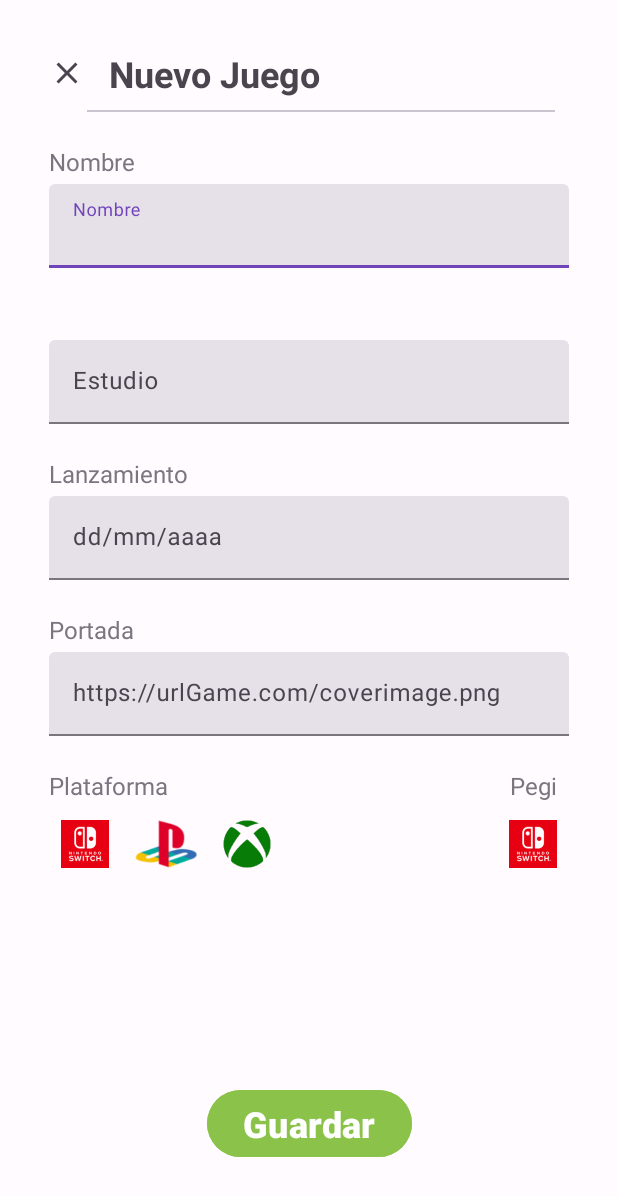
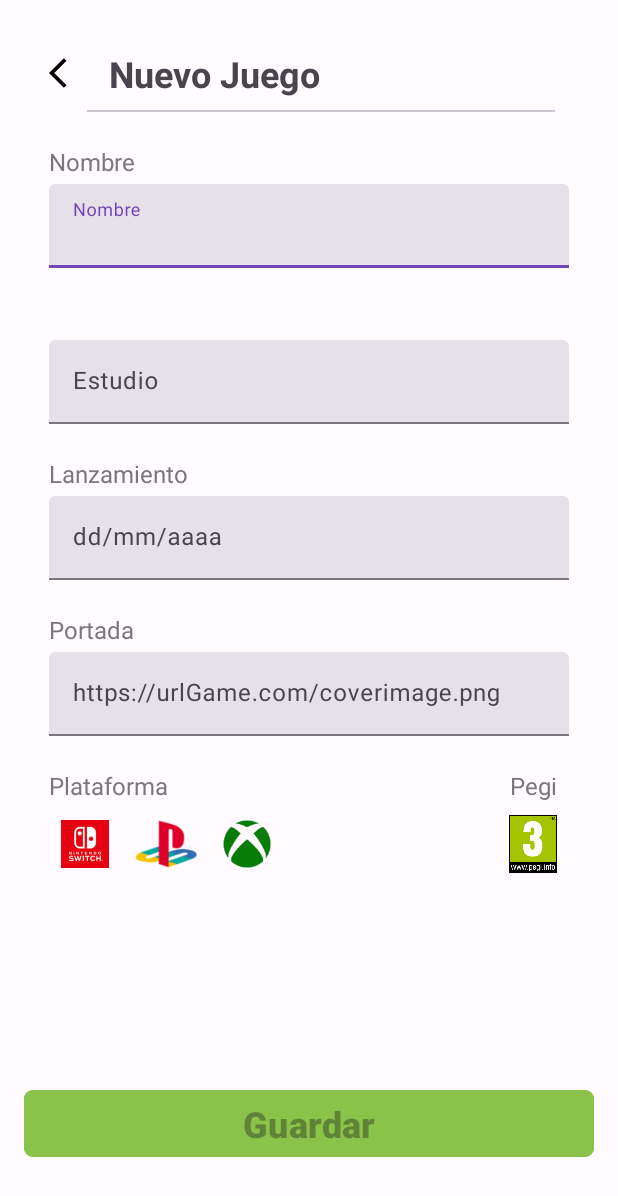
Before and after one commit to IvanCabrerizo/Practica04_Alten, an Android app: the fragment AddGameFragment shown on its own in the app's theme, on a phone screen of 412 x 824 dp. Shown: the top 1196 px of the screen. Run offline under Robolectric (Android 15) with nearby library versions, the phone set to English and light mode, and no system bars.

Commit message:
in progress

```diff
--- a/app/src/main/java/com/example/practica04/ui/fragment/AddGameFragment.kt
+++ b/app/src/main/java/com/example/practica04/ui/fragment/AddGameFragment.kt
@@ -5,15 +5,14 @@ import android.view.LayoutInflater
 import android.view.View
 import android.view.ViewGroup
 import androidx.fragment.app.Fragment
+import androidx.fragment.app.activityViewModels
 import com.example.practica04.databinding.FragmentAddGameBinding
+import com.example.practica04.ui.viewmodel.AddGameFragmentViewModel
 
 class AddGameFragment : Fragment() {
 
     private val addGameFragmentBinding by lazy { FragmentAddGameBinding.inflate(layoutInflater) }
-
-    override fun onCreate(savedInstanceState: Bundle?) {
-        super.onCreate(savedInstanceState)
-    }
+    private val addGameFragmentViewModel: AddGameFragmentViewModel by activityViewModels()
 
     override fun onCreateView(
         inflater: LayoutInflater, container: ViewGroup?,
@@ -21,4 +20,10 @@ class AddGameFragment : Fragment() {
     ): View {
         return addGameFragmentBinding.root
     }
+
+    override fun onViewCreated(view: View, savedInstanceState: Bundle?) {
+        super.onViewCreated(view, savedInstanceState)
+
+
+    }
 }
--- a/app/src/main/java/com/example/practica04/ui/fragment/GamesDeleteFragmentDialog.kt
+++ b/app/src/main/java/com/example/practica04/ui/fragment/GamesDeleteFragmentDialog.kt
@@ -7,7 +7,6 @@ import androidx.fragment.app.activityViewModels
 import com.example.practica04.R
 import com.example.practica04.databinding.CustomDeleteDialogBinding
 import com.example.practica04.ui.viewmodel.GamesFragmentViewModel
-import com.google.android.material.snackbar.Snackbar
 
 class GamesDeleteFragmentDialog : DialogFragment() {
 
@@ -16,13 +15,18 @@ class GamesDeleteFragmentDialog : DialogFragment() {
 
     override fun onCreateDialog(savedInstanceState: Bundle?): Dialog {
         val dialog = Dialog(requireContext(), R.style.FullScreenDialog)
+
         dialog.setContentView(customDeleteDialogBinding.root)
         dialog.setCancelable(true)
+
+        val gameName = gamesFragmentViewModel.getItemRecyclerSelected().value?.name
 
         with(customDeleteDialogBinding) {
             orderDialogBtnClose.setOnClickListener {
                 dismiss()
             }
+
+            deleteDialogLabelConfirmation.text = "¿Estas seguro de que quieres eliminar $gameName?"
 
             orderDialogBtnAccept.setOnClickListener {
                 gamesFragmentViewModel.deleteGame()
--- a/app/src/main/java/com/example/practica04/ui/fragment/GamesFilterFragmentDialog.kt
+++ b/app/src/main/java/com/example/practica04/ui/fragment/GamesFilterFragmentDialog.kt
@@ -71,7 +71,7 @@ class GamesFilterFragmentDialog : DialogFragment() {
                 gamesFragmentViewModel.filterGames(
                     gamesFragmentViewModel.selectFilter.value ?: CompatiblePlatform.ALL
                 )
-
+                dismiss()
             }
         }
         return dialog
--- /dev/null
+++ b/app/src/main/res/drawable/back_btn_icon.xml
@@ -0,0 +1,5 @@
+<vector android:autoMirrored="true" android:height="24dp"
+    android:tint="#000000" android:viewportHeight="24"
+    android:viewportWidth="24" android:width="24dp" xmlns:android="http://schemas.android.com/apk/res/android">
+    <path android:fillColor="@color/md_theme_dark_inverseOnSurface" android:pathData="M11.67,3.87L9.9,2.1 0,12l9.9,9.9 1.77,-1.77L3.54,12z"/>
+</vector>
--- a/app/src/main/res/layout/fragment_add_game.xml
+++ b/app/src/main/res/layout/fragment_add_game.xml
@@ -13,7 +13,7 @@
         android:layout_marginTop="@dimen/dp4"
         android:background="@null"
         android:contentDescription="@string/addGameFragmentBtnBack_content_description"
-        android:src="@drawable/close_icon"
+        android:src="@drawable/back_btn_icon"
         app:layout_constraintStart_toStartOf="@id/addGameFragmentGuideLineVerticalStart"
         app:layout_constraintTop_toTopOf="@id/addGameFragmentGuideLineHorizontalTop" />
 
@@ -157,7 +157,7 @@
         android:layout_height="@dimen/dp48"
         android:layout_marginTop="@dimen/dp48"
         android:background="@color/transparent"
-        android:contentDescription="TODO"
+        android:contentDescription="@string/addGameFragmentBtnNintendoDescription"
         android:padding="@dimen/dp8"
         android:scaleType="centerCrop"
         android:src="@drawable/nintendo_logo"
@@ -171,7 +171,7 @@
         android:layout_marginStart="@dimen/dp6"
         android:layout_marginTop="@dimen/dp48"
         android:background="@color/transparent"
-        android:contentDescription="TODO"
+        android:contentDescription="@string/addGameFragmentBtnPlayStationDescription"
         android:padding="@dimen/dp8"
         android:scaleType="centerCrop"
         android:src="@drawable/playstation_logo"
@@ -185,7 +185,7 @@
         android:layout_marginStart="@dimen/dp6"
         android:layout_marginTop="@dimen/dp48"
         android:background="@color/transparent"
-        android:contentDescription="TODO"
+        android:contentDescription="@string/addGameFragmentBtnXboxDescription"
         android:padding="@dimen/dp8"
         android:scaleType="centerCrop"
         android:src="@drawable/xbox_logo"
@@ -210,21 +210,21 @@
         android:layout_height="@dimen/dp48"
         android:layout_marginTop="@dimen/dp48"
         android:background="@color/transparent"
-        android:contentDescription="TODO"
+        android:contentDescription="@string/addGameFragmentBtnPegiDescription"
         android:padding="@dimen/dp8"
         android:scaleType="centerCrop"
-        android:src="@drawable/nintendo_logo"
+        android:src="@drawable/pegi3"
         app:layout_constraintEnd_toStartOf="@id/addGameFragmentGuideLineVerticalEnd"
         app:layout_constraintTop_toBottomOf="@id/addGameFragmentInputCover" />
 
     <com.google.android.material.button.MaterialButton
-        android:layout_width="wrap_content"
-        android:layout_height="wrap_content"
         style="@style/addGameFragmentBtnSave"
         android:backgroundTint="@color/green_accept"
-        app:layout_constraintStart_toStartOf="@id/addGameFragmentGuideLineVerticalStart"
+        android:enabled="false"
+        app:cornerRadius="@dimen/dp6"
+        app:layout_constraintBottom_toBottomOf="@id/addGameFragmentGuideLineHorizontalBottom"
         app:layout_constraintEnd_toEndOf="@id/addGameFragmentGuideLineVerticalEnd"
-        app:layout_constraintBottom_toBottomOf="@id/addGameFragmentGuideLineHorizontalBottom"/>
+        app:layout_constraintStart_toStartOf="@id/addGameFragmentGuideLineVerticalStart" />
 
     <androidx.constraintlayout.widget.Guideline
         android:id="@+id/addGameFragmentGuideLineVerticalStart"
--- a/app/src/main/res/values/strings.xml
+++ b/app/src/main/res/values/strings.xml
@@ -27,4 +27,8 @@
     <string name="addGameFragmentInputCoverHint">https://urlGame.com/coverimage.png</string>
     <string name="addGameFragmentLabelPlatform">Plataforma</string>
     <string name="addGameFragmentLabelPegi">Pegi</string>
+    <string name="addGameFragmentBtnPegiDescription">Boton selección de pegi</string>
+    <string name="addGameFragmentBtnXboxDescription">Boton para seleccionar la plataforma de xbox</string>
+    <string name="addGameFragmentBtnPlayStationDescription">Boton de selección de la plataforma PlayStation</string>
+    <string name="addGameFragmentBtnNintendoDescription">Boton de selección de la plataforma Nintendo</string>
 </resources>
```
Also changed, not shown: app/src/main/java/com/example/practica04/data/repository/GamesRepository.kt (+7 -0 lines), app/src/main/java/com/example/practica04/ui/fragment/GamesFragment.kt (+9 -3 lines), app/src/main/java/com/example/practica04/ui/viewmodel/AddGameFragmentViewModel.kt (added, +8 -0 lines), app/src/main/java/com/example/practica04/ui/viewmodel/GamesFragmentViewModel.kt (+28 -3 lines).
